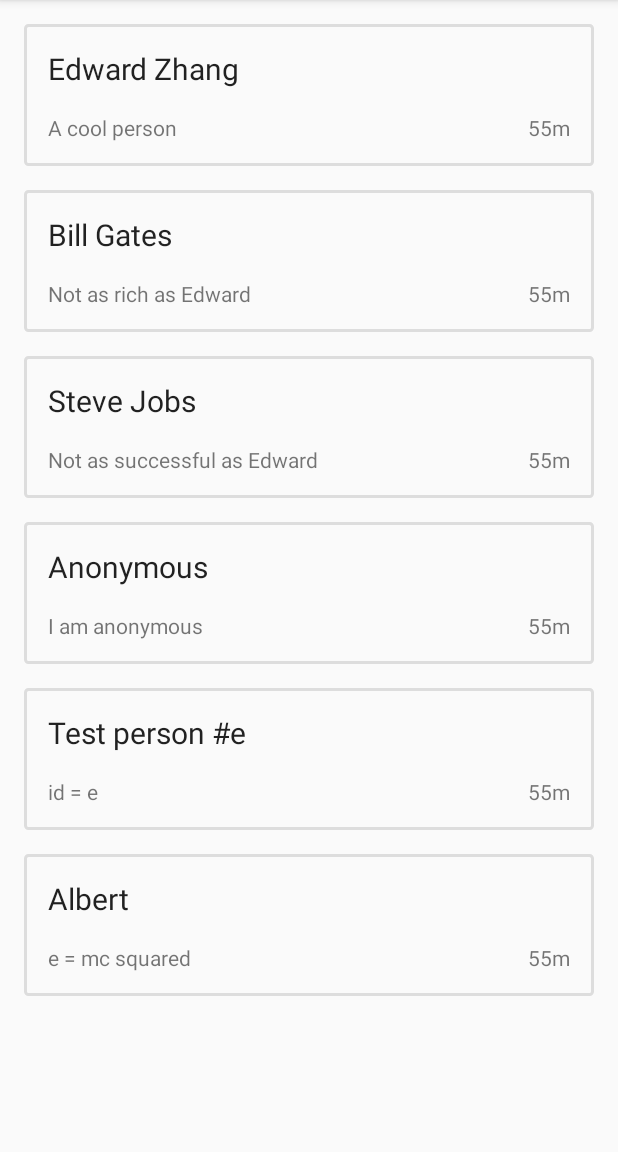
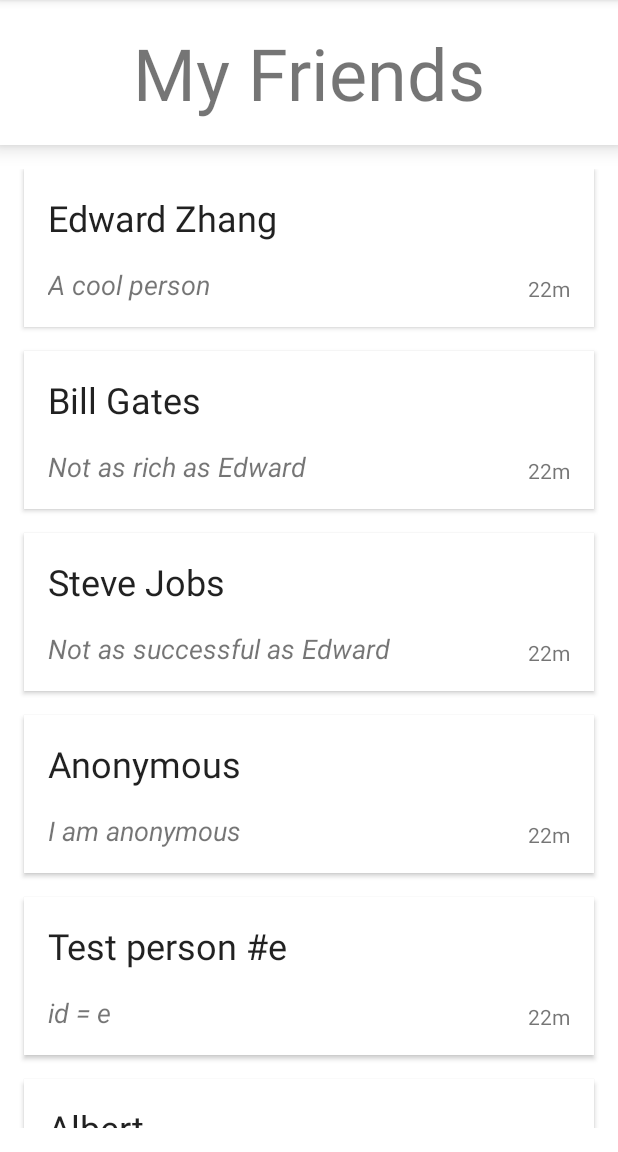
Before and after one commit to david8zhang/outside-hacks, an Android app: the FriendList screen opened directly, with no data from a screen before it, on a phone screen of 412 x 824 dp, the part 84-1236 px from its top. Run offline under Robolectric (Android 15) with nearby library versions, the phone set to English and light mode, and no system bars.

```diff
--- a/android-client/app/src/main/java/com/example/dzhang/outsidehacks/FriendFragment.java
+++ b/android-client/app/src/main/java/com/example/dzhang/outsidehacks/FriendFragment.java
@@ -1,6 +1,7 @@
 package com.example.dzhang.outsidehacks;
 
 import android.content.Context;
+import android.content.Intent;
 import android.os.Bundle;
 import android.support.v4.app.Fragment;
 import android.support.v7.widget.GridLayoutManager;
@@ -24,7 +25,7 @@
     private static final String ARG_COLUMN_COUNT = "column-count";
     // TODO: Customize parameters
     private int mColumnCount = 1;
-    //private OnListFragmentInteractionListener mListener;
+    private OnListFragmentInteractionListener mListener;
 
     /**
      * Mandatory empty constructor for the fragment manager to instantiate the
@@ -66,13 +67,13 @@
             } else {
                 recyclerView.setLayoutManager(new GridLayoutManager(context, mColumnCount));
             }
-            recyclerView.setAdapter(new MyFriendRecyclerViewAdapter(DummyContent.ITEMS));
+            recyclerView.setAdapter(new MyFriendRecyclerViewAdapter(DummyContent.ITEMS, mListener));
         }
         return view;
     }
 
 
-    /* @Override
+    @Override
     public void onAttach(Context context) {
         super.onAttach(context);
         if (context instanceof OnListFragmentInteractionListener) {
@@ -81,13 +82,13 @@
             throw new RuntimeException(context.toString()
                     + " must implement OnListFragmentInteractionListener");
         }
-    }*/
+    }
 
-    /*@Override
+    @Override
     public void onDetach() {
         super.onDetach();
-        //mListener = null;
-    }*/
+        mListener = null;
+    }
 
     /**
      * This interface must be implemented by activities that contain this
@@ -99,8 +100,8 @@
      * "http://developer.android.com/training/basics/fragments/communicating.html"
      * >Communicating with Other Fragments</a> for more information.
      */
-    /*public interface OnListFragmentInteractionListener {
+    public interface OnListFragmentInteractionListener {
         // TODO: Update argument type and username
         void onListFragmentInteraction(Friend item);
-    }*/
+    }
 }
--- a/android-client/app/src/main/java/com/example/dzhang/outsidehacks/FriendList.java
+++ b/android-client/app/src/main/java/com/example/dzhang/outsidehacks/FriendList.java
@@ -3,11 +3,19 @@
 import android.support.v7.app.AppCompatActivity;
 import android.os.Bundle;
 
-public class FriendList extends AppCompatActivity {
+import com.example.dzhang.outsidehacks.dummy.DummyContent;
+
+public class FriendList extends AppCompatActivity
+        implements FriendFragment.OnListFragmentInteractionListener{
 
     @Override
     protected void onCreate(Bundle savedInstanceState) {
         super.onCreate(savedInstanceState);
         setContentView(R.layout.activity_friend_list);
     }
+
+    @Override
+    public void onListFragmentInteraction(Friend item) {
+
+    }
 }
--- a/android-client/app/src/main/java/com/example/dzhang/outsidehacks/MyFriendRecyclerViewAdapter.java
+++ b/android-client/app/src/main/java/com/example/dzhang/outsidehacks/MyFriendRecyclerViewAdapter.java
@@ -11,17 +11,18 @@
 import java.util.List;
 
 /**
- * {@link RecyclerView.Adapter} that can display a {@link DummyContent.Friend}
+ * {@link RecyclerView.Adapter} that can display a {@link Friend}
  * TODO: Replace the implementation with code for your data type.
  */
 public class MyFriendRecyclerViewAdapter extends RecyclerView.Adapter<MyFriendRecyclerViewAdapter.ViewHolder> {
 
-    private final List<DummyContent.Friend> mValues;
-    //private final OnListFragmentInteractionListener mListener;
+    private final List<Friend> mValues;
+    private final FriendFragment.OnListFragmentInteractionListener mListener;
 
-    public MyFriendRecyclerViewAdapter(List<DummyContent.Friend> items) {
+    public MyFriendRecyclerViewAdapter(List<Friend> items,
+                                       FriendFragment.OnListFragmentInteractionListener listener) {
         mValues = items;
-        //mListener = listener;
+        mListener = listener;
     }
 
     @Override
@@ -36,9 +37,9 @@
         holder.mItem = mValues.get(position);
         holder.usernameView.setText(mValues.get(position).username);
         holder.taglineView.setText(mValues.get(position).tagline);
-        holder.distanceView.setText("55m");
+        holder.distanceView.setText("22m");
 
-        /*holder.mView.setOnClickListener(new View.OnClickListener() {
+        holder.mView.setOnClickListener(new View.OnClickListener() {
             @Override
             public void onClick(View v) {
                 if (null != mListener) {
@@ -47,7 +48,7 @@
                     mListener.onListFragmentInteraction(holder.mItem);
                 }
             }
-        });*/
+        });
     }
 
     @Override
@@ -60,7 +61,7 @@
         public final TextView usernameView;
         public final TextView taglineView;
         public final TextView distanceView;
-        public DummyContent.Friend mItem;
+        public Friend mItem;
 
         public ViewHolder(View view) {
             super(view);
--- a/android-client/app/src/main/res/drawable/rect.xml
+++ b/android-client/app/src/main/res/drawable/rect.xml
@@ -1,7 +1,8 @@
 <?xml version="1.0" encoding="utf-8"?>
 <shape xmlns:android="http://schemas.android.com/apk/res/android"
     android:shape="rectangle">
+    <solid android:color="#ffffff"/>
     <stroke android:width="2dp"
-        android:color="#dddddd"/>
+        android:color="#eeeeee"/>
     <corners android:radius="2dp" />
 </shape>
--- a/android-client/app/src/main/res/layout/activity_friend_list.xml
+++ b/android-client/app/src/main/res/layout/activity_friend_list.xml
@@ -4,15 +4,27 @@
     android:layout_width="match_parent"
     android:layout_height="match_parent"
     android:paddingBottom="@dimen/activity_vertical_margin"
-    android:paddingLeft="@dimen/activity_horizontal_margin"
-    android:paddingRight="@dimen/activity_horizontal_margin"
-    android:paddingTop="@dimen/activity_vertical_margin"
+    android:background="#ffffff"
     tools:context="com.example.dzhang.outsidehacks.FriendList">
+
+    <TextView
+        android:id="@+id/titleBar"
+        android:layout_width="match_parent"
+        android:layout_height="wrap_content"
+        android:layout_marginBottom="16dp"
+        android:padding="16dp"
+        android:textAlignment="center"
+        android:textSize="48sp"
+        android:text="@string/friends_list"
+        android:layout_alignParentTop="true"
+        android:background="#fff"
+        android:elevation="8dp"/>
 
     <fragment class="com.example.dzhang.outsidehacks.FriendFragment"
         android:id="@+id/friendList"
         android:layout_width="match_parent"
         android:layout_height="match_parent"
+        android:layout_below="@id/titleBar"
         tools:layout="@layout/fragment_friend_list" />
 
 </RelativeLayout>
--- a/android-client/app/src/main/res/layout/fragment_friend.xml
+++ b/android-client/app/src/main/res/layout/fragment_friend.xml
@@ -5,9 +5,14 @@
     android:orientation="horizontal"
     android:paddingBottom="@dimen/text_margin"
     android:layout_marginBottom="@dimen/text_margin"
-    android:background="@drawable/rect" >
+    android:layout_marginRight="@dimen/text_margin"
+    android:layout_marginLeft="@dimen/text_margin"
+    android:elevation="2dp"
+    android:clipToPadding="false"
+    android:background="#fff">
 
     <ImageView
+        android:id="@+id/profileImage"
         android:layout_width="wrap_content"
         android:layout_height="wrap_content"
         android:layout_margin="@dimen/text_margin" />
@@ -18,7 +23,7 @@
         android:layout_height="wrap_content"
         android:layout_margin="@dimen/text_margin"
         android:textAppearance="?attr/textAppearanceListItem"
-        android:textSize="20sp"/>
+        android:textSize="24sp"/>
 
     <TextView
         android:id="@+id/tagline"
@@ -26,7 +31,9 @@
         android:layout_height="wrap_content"
         android:layout_marginStart="@dimen/text_margin"
         android:layout_marginLeft="@dimen/text_margin"
-        android:layout_below="@id/username"/>
+        android:layout_below="@id/username"
+        android:textStyle="italic"
+        android:textSize="18sp"/>
 
     <TextView
         android:id="@+id/distance"
--- a/android-client/app/src/main/res/values-w820dp/dimens.xml
+++ b/android-client/app/src/main/res/values-w820dp/dimens.xml
@@ -3,4 +3,8 @@
          (such as screen margins) for screens with more than 820dp of available width. This
          would include 7" and 10" devices in landscape (~960dp and ~1280dp respectively). -->
     <dimen username="activity_horizontal_margin">64dp</dimen>
+    <!-- Example customization of dimensions originally defined in res/values/dimens.xml
+         (such as screen margins) for screens with more than 820dp of available width. This
+         would include 7" and 10" devices in landscape (~960dp and ~1280dp respectively). -->
+    <dimen name="activity_horizontal_margin">64dp</dimen>
 </resources>
--- a/android-client/app/src/main/res/values/colors.xml
+++ b/android-client/app/src/main/res/values/colors.xml
@@ -3,4 +3,7 @@
     <color name="colorPrimary">#87C7AD</color>
     <color name="colorPrimaryDark">#2F582E</color>
     <color name="colorAccent">#F2B517</color>
+    <color name="colorAccentSecondary">#BC3B2C</color>
+    <color name="colorAccentSecondaryDark">#8A2B20</color>
+
 </resources>
--- a/android-client/app/src/main/res/values/strings.xml
+++ b/android-client/app/src/main/res/values/strings.xml
@@ -1,3 +1,6 @@
 <resources>
     <string name="app_name">OutsideHacks</string>
+    <string name="send_chat_request">Send Chat Request</string>
+    <string name="send_meet_request">Send Meet Request</string>
+    <string name="friends_list">My Friends</string>
 </resources>
```
Also changed, not shown: android-client/app/src/main/AndroidManifest.xml (+5 -3 lines), android-client/app/src/main/java/com/example/dzhang/outsidehacks/ChatRequestActivity.java (added, +55 -0 lines), android-client/app/src/main/java/com/example/dzhang/outsidehacks/Friend.java (added, +30 -0 lines), android-client/app/src/main/java/com/example/dzhang/outsidehacks/dummy/DummyContent.java (+2 -29 lines), android-client/app/src/main/res/drawable/button_rect.xml (added, +8 -0 lines), android-client/app/src/main/res/drawable/button_rect_accent.xml (added, +8 -0 lines), android-client/app/src/main/res/layout/activity_chat_request.xml (added, +60 -0 lines), android-client/app/src/main/res/layout/activity_main.xml (+12 -9 lines).
